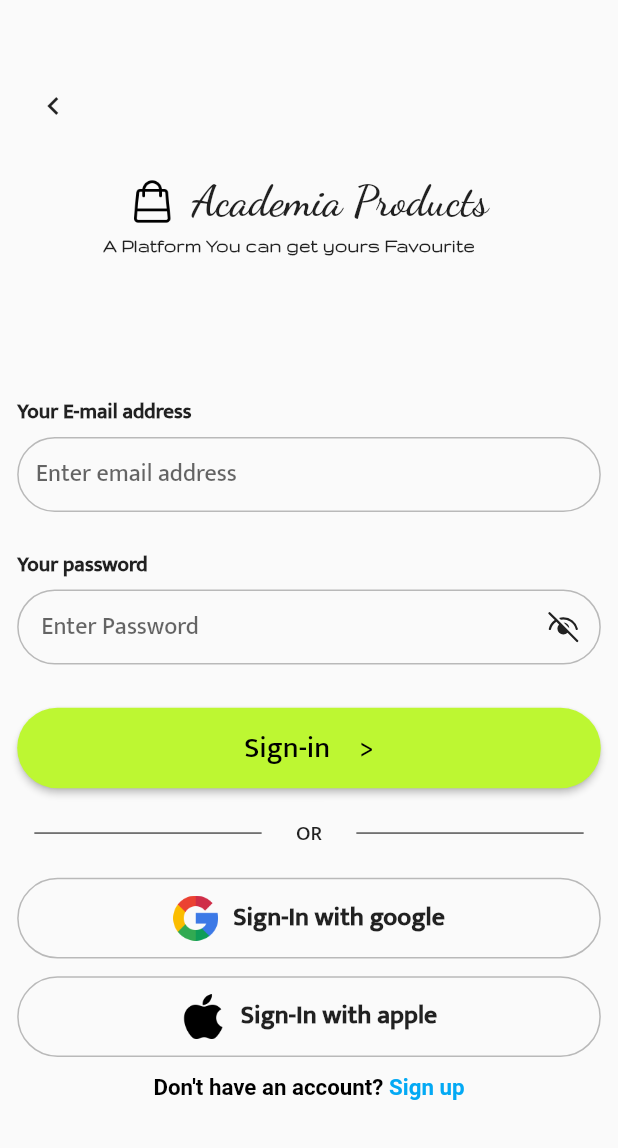
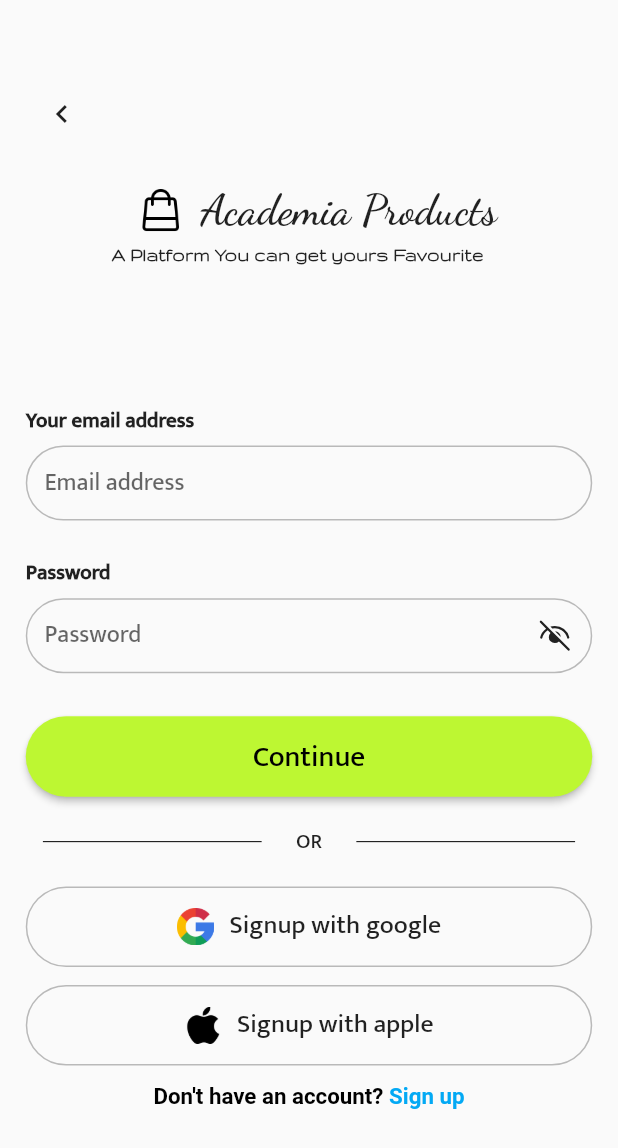
Before and after one commit to YojitSuthar/Practise-UI, a Flutter app: the LoginScreen screen opened by its route, on a phone screen of 412 x 824 dp. Shown: the top 1148 px of the screen. Run offline on Flutter 3.47's test engine with Material 2 defaults, Android fonts, the phone set to English and light mode, and no system bars; our stand-ins replace cloud_firestore, firebase_core, fluentui_icons, flutter_screenutil, get, lottie and 1 more; accounts and stored records are empty.

Commit message:
On changed

```diff
--- a/lib/main.dart
+++ b/lib/main.dart
@@ -3,7 +3,6 @@ import 'main_resources.dart';
 
 class Myapp extends StatelessWidget {
   const Myapp({super.key});
-
   @override
   Widget build(BuildContext context) {
     return ScreenUtilInit(
--- a/lib/resources/string_manager.dart
+++ b/lib/resources/string_manager.dart
@@ -4,19 +4,19 @@ class StringManager{
   static const String companyName = "Academia Products";
   static const String companySlogan = "A Platform You can get yours Favourite";
   static const String getStartPageButtonLabel = "Get Start Shopping  >";
-  static const String enterUserName = "Enter UserName";
-  static const String enterEmail = "Enter email address";
-  static const String enterPassword = " Enter Password";
+  static const String enterUserName = "Enter username";
+  static const String enterEmail = "Email address";
+  static const String enterPassword = "Password";
   static const String userName = "UserName";
-  static const String email =  "Your E-mail address";
-  static const String password =  "Your password";
-  static const String signIn =  "Sign-in     >";
+  static const String email =  "Your email address";
+  static const String password =  "Password";
+  static const String signIn =  "Continue";
   static const String signUp =  "Sign-Up     >";
-  static const String googleSignIn =  "Sign-In with google";
-  static const String appleSignIn =  "Sign-In with apple";
+  static const String googleSignIn =  "Signup with google";
+  static const String appleSignIn =  "Signup with apple";
   static const String no_Account=  "Account does not exist";
   static const String yes_Account=  "Account already exist";
-  static const String InvalidCredentials =  "Invalid Credentials";
+  static const String InvalidCredentials =  "Invalid credentials";
 
 
 
--- a/lib/screens/home_screen/home_screen.dart
+++ b/lib/screens/home_screen/home_screen.dart
@@ -9,9 +9,8 @@ class HomeScreen extends StatelessWidget {
     AllProduct(),
     const ShoppingCart(),
     const Wishlist(),
-    const UserProfile(),
+    UserProfile(),
   ];
-
 
   @override
   Widget build(BuildContext context) {
@@ -24,7 +23,7 @@ class HomeScreen extends StatelessWidget {
       },
       child: Scaffold(
           body: Padding(
-            padding: const EdgeInsets.only(left: 12.0, right: 12.0),
+            padding: const EdgeInsets.only(left: 15.0, right: 15.0).r,
             child: Container(
               margin: const EdgeInsets.only(top: 45),
               child: Column(
--- a/lib/screens/login_page/login_screen.dart
+++ b/lib/screens/login_page/login_screen.dart
@@ -21,7 +21,7 @@ class LoginScreen extends StatelessWidget {
         body: SingleChildScrollView(
           // keyboardDismissBehavior: ScrollViewKeyboardDismissBehavior.onDrag,
           child: Padding(
-            padding: const EdgeInsets.all(10.0).w,
+            padding: const EdgeInsets.all(15.0).w,
             child: Column(
               crossAxisAlignment: CrossAxisAlignment.start,
               children: [
--- a/lib/screens/login_page/provider/singin_validation.dart
+++ b/lib/screens/login_page/provider/singin_validation.dart
@@ -8,13 +8,13 @@ class SignInValidation with ChangeNotifier{
   String passValidation="";
   bool checkPass=false;
 
-  void emailSignInValidate(TextEditingController textCtrl){
-    if(textCtrl.text==""){
+  void emailSignInValidate(String textCtrl){
+    if(textCtrl==""){
       emailValidation="Enter Email";
       checkEmail=false;
     }
-    else if (!RegExp(r'^[\w-.]+@([\w-]+\.)+[\w]{2,4}').hasMatch(textCtrl.text)) {
-      emailValidation= 'Please enter a valid email address';
+    else if (!RegExp(r'^[\w-.]+@([\w-]+\.)+[\w]{2,4}').hasMatch(textCtrl)) {
+      emailValidation= 'Enter a valid email address';
       checkEmail=false;
     }
     else{
--- a/lib/screens/reuse_widget/buttons/button.dart
+++ b/lib/screens/reuse_widget/buttons/button.dart
@@ -33,7 +33,7 @@ class Button extends StatelessWidget {
     final signIn = Provider.of<SignInValidation>(context, listen: false);
     final signUp = Provider.of<SignUpValidation>(context, listen: false);
     if (label == StringManager.signIn) {
-      signIn.emailSignInValidate(textEmailCtrl!);
+      signIn.emailSignInValidate(textEmailCtrl!.text);
       signIn.passSignInValidate(textPassCtrl!);
       if (signIn.checkEmail && signIn.checkPass) {
         userPreferences.saveLoginUserInfo(textEmailCtrl!.text,textPassCtrl!.text);
--- a/lib/screens/reuse_widget/signin_option.dart
+++ b/lib/screens/reuse_widget/signin_option.dart
@@ -20,13 +20,13 @@ class SignInOption extends StatelessWidget {
         children: [
           Image.asset(
             icon_image!,
-            height: 30,
+            height: 25,
           ),
           Container(
               margin: const EdgeInsets.only(left: 10),
               child:  Text(
                 label!,
-                style: fontSizeWeightTextStyle(15,FontWeightManager.bold),
+                style: fontSizeWeightTextStyle(15,FontWeightManager.medium),
               ))
         ],
       ),
--- a/lib/screens/reuse_widget/text_field.dart
+++ b/lib/screens/reuse_widget/text_field.dart
@@ -1,4 +1,5 @@
 import 'package:ecommerce/resources/resources.dart';
+import 'package:ecommerce/screens/login_page/provider/singin_validation.dart';
 import 'package:flutter/material.dart';
 import 'package:ecommerce/resources/import_resources.dart';
 
@@ -15,6 +16,7 @@ class NormalTextField extends StatelessWidget {
 
   @override
   Widget build(BuildContext context) {
+    final validate = Provider.of<SignInValidation>(context, listen: false);
     return Column(
       crossAxisAlignment: CrossAxisAlignment.start,
       children: [
@@ -30,6 +32,10 @@ class NormalTextField extends StatelessWidget {
               borderRadius: BorderRadius.circular(30).w),
           child: Expanded(
               child: TextFormField(
+                onChanged: (val){
+                  print(val);
+                  validate.emailSignInValidate(val);
+                },
             cursorColor: ColorManager.lightGreenColor,
             cursorRadius: const Radius.circular(10),
             cursorWidth: 4,
```
Also changed, not shown: lib/screens/home_screen/all_product.dart (+8 -8 lines), lib/screens/user_profile/user_profile.dart (+9 -4 lines), pubspec.lock.
